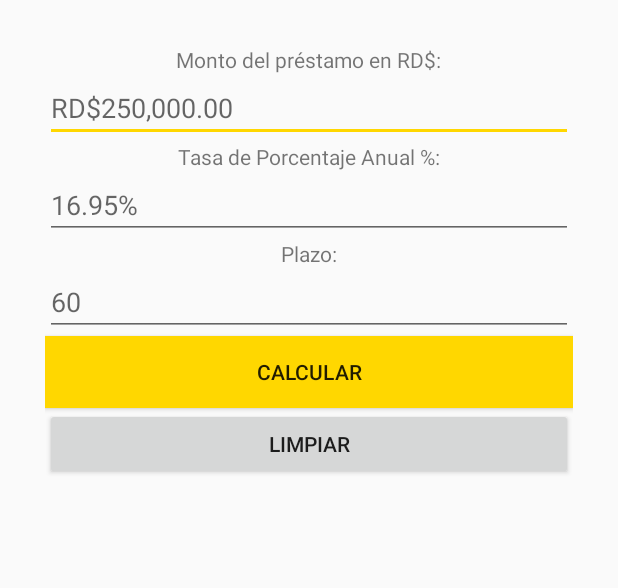
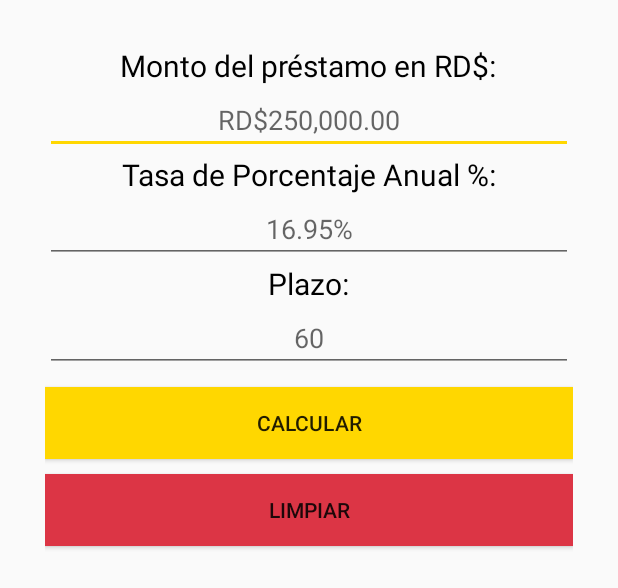
Before and after one commit to reymerfricasm/prj-cursobasico-3, an Android app: the layout activity_main.xml on its own in the app's theme, with its tools: preview values and no code run, on a phone screen of 412 x 824 dp. Shown: the top 588 px of the screen. Run offline under Robolectric (Android 15) with nearby library versions, the phone set to English and light mode, and no system bars.

Commit message:
Important changes: 1. New Activity Added. AmountsPaymentsActivity \n2.GridView Layout \n3. Null values validation add. \n4.Center hint of EditText. \n5.Colors and spaces between buttons. \n6.Got to another activity. \n7.Back-button acttivate.

```diff
--- a/app/src/main/AndroidManifest.xml
+++ b/app/src/main/AndroidManifest.xml
@@ -16,6 +16,9 @@
                 <category android:name="android.intent.category.LAUNCHER" />
             </intent-filter>
         </activity>
+        <activity android:name=".amount_payments" />
+        <activity android:name=".AmountPaymentsActivity" />
+        <activity android:name=".GridViewItem"></activity>
     </application>
 
 </manifest>
--- a/app/src/main/res/layout/activity_main.xml
+++ b/app/src/main/res/layout/activity_main.xml
@@ -10,6 +10,7 @@
 
     <TextView
         android:id="@+id/amount"
+        style="@style/textStyle"
         android:layout_width="wrap_content"
         android:layout_height="wrap_content"
         android:text="@string/amountLoan"
@@ -26,10 +27,11 @@
         android:layout_height="wrap_content"
         android:ems="10"
         android:inputType="number"
-        android:text="" />
+        android:gravity="center" />
 
     <TextView
         android:id="@+id/rate"
+        style="@style/textStyle"
         android:layout_width="wrap_content"
         android:layout_height="wrap_content"
         android:text="@string/rate"
@@ -45,9 +47,10 @@
         android:layout_height="wrap_content"
         android:ems="10"
         android:inputType="number"
-        android:text="" />
+        android:gravity="center"/>
     <TextView
         android:id="@+id/time"
+        style="@style/textStyle"
         android:layout_width="wrap_content"
         android:layout_height="wrap_content"
         android:text="@string/time"
@@ -62,19 +65,22 @@
         android:layout_width="match_parent"
         android:layout_height="wrap_content"
         android:ems="10"
-        android:inputType="number"
-        android:text=""/>
+        android:gravity="center"
+        android:inputType="number"/>
 
     <Button
         android:id="@+id/calculate"
         android:layout_width="match_parent"
         android:layout_height="wrap_content"
         android:background="@color/buttonYellow"
+        android:layout_marginTop="10dp"
+        android:layout_marginBottom="10dp"
         android:text="@string/calculateButton" />
 
     <Button
         android:id="@+id/clear"
         android:layout_width="match_parent"
         android:layout_height="wrap_content"
-        android:text="@string/clearButton" />
+        android:text="@string/clearButton"
+        android:background="@color/dangerColor"/>
 </LinearLayout>
--- a/app/src/main/res/values/colors.xml
+++ b/app/src/main/res/values/colors.xml
@@ -4,4 +4,6 @@
     <color name="colorPrimaryDark">#ccac00</color>
     <color name="colorAccent">#ffd700</color>
     <color name="buttonYellow">#ffd700</color>
+    <color name="dangerColor">#dc3545</color>
+    <color name="colorBlack">#000</color>
 </resources>
--- a/app/src/main/res/values/strings.xml
+++ b/app/src/main/res/values/strings.xml
@@ -9,4 +9,9 @@
     <string name="hintAmout">RD$250,000.00</string>
     <string name="hintRate">16.95%</string>
     <string name="hintTime">60</string>
+    <string name="mainActivityMsg">Calculadora de prestamos</string>
+    <string name="subTitleMainActivityMsg">Ingresa los datos</string>
+    <string name="amortizationView">Tabla de amortización</string>
+    <string name="paymentsDetails">Tabla de amortización</string>
+    <string name="nullValues">No pueden haber campos vacios.</string>
 </resources>
--- a/app/src/main/res/values/styles.xml
+++ b/app/src/main/res/values/styles.xml
@@ -7,5 +7,8 @@
         <item name="colorPrimaryDark">@color/colorPrimaryDark</item>
         <item name="colorAccent">@color/colorAccent</item>
     </style>
-
+    <style name="textStyle">
+        <item name="android:textSize">20dp</item>
+        <item name="android:textColor">@color/colorBlack</item>
+    </style>
 </resources>
```
Also changed, not shown: app/src/main/java/com/ebank/bankingevaluation/AmountPaymentsActivity.java (added, +64 -0 lines), app/src/main/java/com/ebank/bankingevaluation/GridViewItem.java (added, +13 -0 lines), app/src/main/java/com/ebank/bankingevaluation/MainActivity.java (+57 -1 lines), app/src/main/res/layout/activity_amount_payments.xml (added, +15 -0 lines), app/src/main/res/layout/activity_grid_view_item.xml (added, +10 -0 lines).
